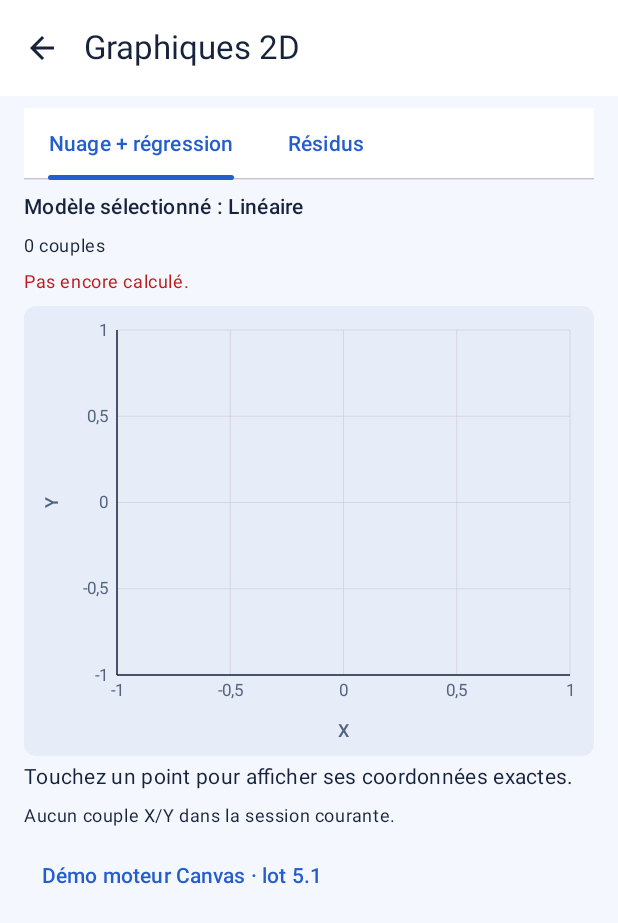
After one commit to slegrand069/CalcStudioPro, an Android app built with Jetpack Compose: the composable StatisticsGraphsScreen shown on its own in the app's theme, on a phone screen of 412 x 824 dp. The commit adds this screen. Shown: the top 923 px of the screen. Run offline under Robolectric (Android 15) with nearby library versions, the phone set to English and light mode, and no system bars.

Commit message:
feat(statistics): add 2D charts and residuals

```diff
--- a/app/src/main/java/com/example/calcstudiopro/statistics/graph/model/GraphModels.kt
+++ b/app/src/main/java/com/example/calcstudiopro/statistics/graph/model/GraphModels.kt
@@ -6,8 +6,12 @@ data class GraphPoint(
     val x: Double,
     val y: Double,
     /** False starts a new line segment and prevents connecting across a discontinuity. */
-    val connectFromPrevious: Boolean = true
+    val connectFromPrevious: Boolean = true,
+    /** Optional exact numeric values shown when this point is selected. */
+    val details: List<GraphPointDetail> = emptyList()
 )
+
+data class GraphPointDetail(val label: String, val value: Double)
 
 enum class GraphSeriesKind { POINTS, LINE, POINTS_AND_LINE }
 
--- a/app/src/main/java/com/example/calcstudiopro/statistics/graph/ui/InteractiveGraphCanvas.kt
+++ b/app/src/main/java/com/example/calcstudiopro/statistics/graph/ui/InteractiveGraphCanvas.kt
@@ -76,7 +76,8 @@ fun InteractiveGraphCanvas(
     val resetViewport = rememberUpdatedState(onResetViewport)
     val exactSelection = selection?.let { details ->
         "Point sélectionné : X = ${exact(details.selection.point.x)}, Y = ${exact(details.selection.point.y)}" +
-            if (details.hitGroupSize > 1) " · ${details.positionInHitGroup} sur ${details.hitGroupSize} points proches" else ""
+            details.selection.point.details.joinToString(separator = "") { " · ${it.label} = ${exact(it.value)}" } +
+            if (details.hitGroupSize > 1) " · ${details.positionInHitGroup} sur ${details.hitGroupSize} points dans la zone tactile" else ""
     }
     val observationCount = snapshot.series.filter { it.kind != com.example.calcstudiopro.statistics.graph.model.GraphSeriesKind.LINE }
         .sumOf { series -> series.points.count { it.x.isFinite() && it.y.isFinite() } }
--- /dev/null
+++ b/app/src/main/java/com/example/calcstudiopro/statistics/graph/ui/StatisticsGraphsScreen.kt
@@ -0,0 +1,167 @@
+package com.example.calcstudiopro.statistics.graph.ui
+
+import androidx.compose.foundation.layout.Arrangement
+import androidx.compose.foundation.layout.Column
+import androidx.compose.foundation.layout.fillMaxSize
+import androidx.compose.foundation.layout.fillMaxWidth
+import androidx.compose.foundation.layout.padding
+import androidx.compose.foundation.rememberScrollState
+import androidx.compose.foundation.verticalScroll
+import androidx.compose.material.icons.Icons
+import androidx.compose.material.icons.automirrored.filled.ArrowBack
+import androidx.compose.material3.ExperimentalMaterial3Api
+import androidx.compose.material3.MaterialTheme
+import androidx.compose.material3.Scaffold
+import androidx.compose.material3.PrimaryScrollableTabRow
+import androidx.compose.material3.Tab
+import androidx.compose.material3.Text
+import androidx.compose.material3.TextButton
+import androidx.compose.material3.TopAppBar
+import androidx.compose.material3.Icon
+import androidx.compose.material3.IconButton
+import androidx.compose.runtime.Composable
+import androidx.compose.runtime.collectAsState
+import androidx.compose.runtime.getValue
+import androidx.compose.runtime.mutableStateOf
+import androidx.compose.runtime.remember
+import androidx.compose.runtime.setValue
+import androidx.compose.ui.Modifier
+import androidx.compose.ui.platform.testTag
+import androidx.compose.ui.text.font.FontWeight
+import androidx.compose.ui.unit.dp
+import com.example.calcstudiopro.statistics.Statistics2DEngine
+import com.example.calcstudiopro.statistics.StatisticsState
+import com.example.calcstudiopro.statistics.StatisticsViewModel
+import com.example.calcstudiopro.statistics.graph.StatisticsGraphFactory
+import com.example.calcstudiopro.statistics.graph.domain.GraphRange
+import com.example.calcstudiopro.statistics.graph.model.GraphSelection
+import com.example.calcstudiopro.statistics.graph.model.GraphSelectionDetails
+import com.example.calcstudiopro.statistics.graph.model.GraphSeriesKind
+import com.example.calcstudiopro.statistics.graph.model.GraphViewport
+
+private enum class StatisticsGraphTab(val title: String) {
+    REGRESSION("Nuage + régression"),
+    RESIDUALS("Résidus")
+}
+
+@Composable
+fun StatisticsGraphsRoute(
+    viewModel: StatisticsViewModel,
+    onBack: () -> Unit,
+    onOpenDemo: () -> Unit
+) {
+    val state by viewModel.state.collectAsState()
+    StatisticsGraphsScreen(state, onBack, onOpenDemo)
+}
+
+@OptIn(ExperimentalMaterial3Api::class)
+@Composable
+fun StatisticsGraphsScreen(
+    state: StatisticsState,
+    onBack: () -> Unit,
+    onOpenDemo: () -> Unit,
+    modifier: Modifier = Modifier
+) {
+    var selectedTab by remember { mutableStateOf(StatisticsGraphTab.REGRESSION) }
+    val activeFit = state.selectedFit.fit?.takeIf { !state.fitLoading && it.model == state.model }
+    val fitMessage = when {
+        state.fitLoading -> "Ajustement en cours…"
+        activeFit == null -> state.selectedFit.unavailableReason ?: "Ajustement indisponible."
+        else -> null
+    }
+    val graphData = remember(state.twoDPoints, state.model, activeFit, fitMessage, selectedTab) {
+        when (selectedTab) {
+            StatisticsGraphTab.REGRESSION -> StatisticsGraphFactory.regressionScatter(state.twoDPoints, activeFit, fitMessage)
+            StatisticsGraphTab.RESIDUALS -> StatisticsGraphFactory.residuals(state.twoDPoints, activeFit, fitMessage)
+        }
+    }
+    var viewport by remember(graphData.snapshot) { mutableStateOf(GraphRange.autoFit(graphData.snapshot)) }
+    var selection by remember(graphData.snapshot) { mutableStateOf<GraphSelectionDetails?>(null) }
+    val modelName = modelDisplayName(state.model)
+
+    Scaffold(
+        modifier = modifier,
+        topBar = {
+            TopAppBar(
+                title = { Text("Graphiques 2D", maxLines = 1) },
+                navigationIcon = {
+                    IconButton(onClick = onBack, modifier = Modifier.testTag("statistics-graphs-back")) {
+                        Icon(Icons.AutoMirrored.Filled.ArrowBack, contentDescription = "Retour aux statistiques")
+                    }
+                }
+            )
+        }
+    ) { insets ->
+        Column(
+            Modifier.fillMaxSize().padding(insets).padding(horizontal = 16.dp, vertical = 8.dp)
+                .verticalScroll(rememberScrollState()),
+            verticalArrangement = Arrangement.spacedBy(8.dp)
+        ) {
+            PrimaryScrollableTabRow(
+                selectedTabIndex = selectedTab.ordinal,
+                edgePadding = 0.dp,
+                modifier = Modifier.fillMaxWidth().testTag("statistics-graph-tabs")
+            ) {
+                StatisticsGraphTab.entries.forEach { tab ->
+                    Tab(
+                        selected = tab == selectedTab,
+                        onClick = { selectedTab = tab },
+                        text = { Text(tab.title, maxLines = 1) },
+                        modifier = Modifier.testTag("statistics-graph-tab-${tab.name.lowercase()}")
+                    )
+                }
+            }
+            Text("Modèle sélectionné : $modelName", style = MaterialTheme.typography.bodyMedium, fontWeight = FontWeight.Medium,
+                modifier = Modifier.testTag("statistics-graph-model"))
+            Text("${state.twoDPoints.size} couples", style = MaterialTheme.typography.bodySmall,
+                modifier = Modifier.testTag("statistics-graph-observation-count"))
+            graphData.unavailableMessage?.let {
+                Text(it, color = if (state.fitLoading) MaterialTheme.colorScheme.secondary else MaterialTheme.colorScheme.error,
+                    style = MaterialTheme.typography.bodySmall, modifier = Modifier.testTag("statistics-graph-message"))
+            }
+            if (selectedTab == StatisticsGraphTab.RESIDUALS && graphData.excludedResidualCount > 0) {
+                Text(
+                    "${graphData.excludedResidualCount} résidu(s) non calculable(s) ignoré(s).",
+                    style = MaterialTheme.typography.bodySmall,
+                    modifier = Modifier.testTag("statistics-graph-excluded-residuals")
+                )
+            }
+            InteractiveGraphCanvas(
+                snapshot = graphData.snapshot,
+                viewport = viewport,
+                selection = selection,
+                onViewportChange = { viewport = it },
+                onSelectionChange = { selection = it },
+                onCycleSelection = {
+                    val pointSeries = graphData.snapshot.series.firstOrNull { it.kind != GraphSeriesKind.LINE }
+                    val points = pointSeries?.points.orEmpty()
+                    if (points.isNotEmpty()) {
+                        val currentIndex = points.indexOfFirst { it.id == selection?.selection?.point?.id }
+                        val next = points[(currentIndex + 1).mod(points.size)]
+                        selection = GraphSelectionDetails(GraphSelection(pointSeries!!.id, next))
+                    }
+                },
+                onResetViewport = {
+                    viewport = GraphRange.autoFit(graphData.snapshot)
+                    selection = null
+                },
+                modifier = Modifier.fillMaxWidth(),
+                testTag = "statistics-graph-canvas"
+            )
+            if (state.twoDPoints.isEmpty()) {
+                Text("Aucun couple X/Y dans la session courante.", style = MaterialTheme.typography.bodySmall)
+            }
+            TextButton(onClick = onOpenDemo, modifier = Modifier.testTag("statistics-open-graph-demo")) {
+                Text("Démo moteur Canvas · lot 5.1")
+            }
+        }
+    }
+}
+
+private fun modelDisplayName(model: Statistics2DEngine.Model): String = when (model.family) {
+    Statistics2DEngine.Family.LINEAR -> "Linéaire"
+    Statistics2DEngine.Family.POLYNOMIAL -> "Polynôme degré ${model.degree}"
+    Statistics2DEngine.Family.EXPONENTIAL -> "Exponentiel"
+    Statistics2DEngine.Family.LOGARITHMIC -> "Logarithmique"
+    Statistics2DEngine.Family.POWER -> "Puissance"
+}
```
Also changed, not shown: app/src/main/java/com/example/calcstudiopro/MainActivity.kt (+9 -1 lines), app/src/main/java/com/example/calcstudiopro/statistics/StatisticsScreen.kt (+11 -12 lines), app/src/main/java/com/example/calcstudiopro/statistics/graph/StatisticsGraphFactory.kt (added, +133 -0 lines), 2 other files.
